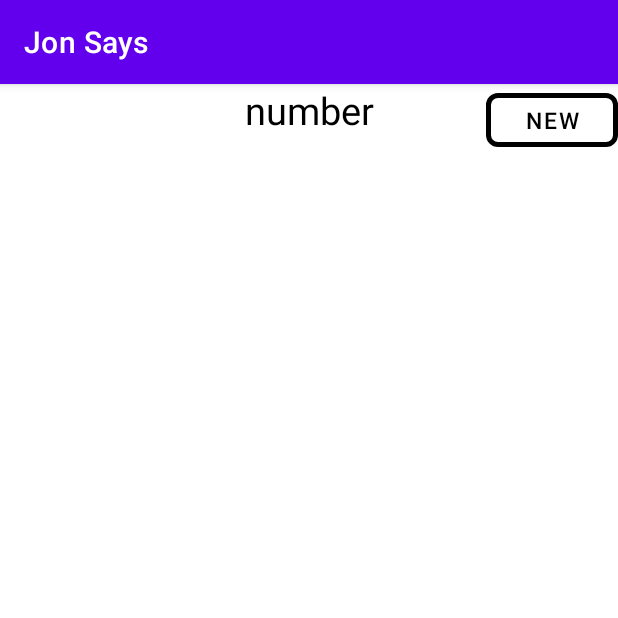
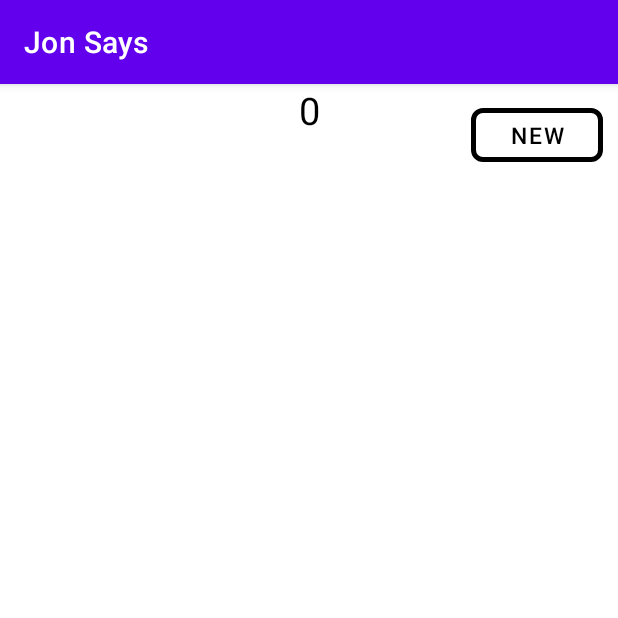
Before and after one commit to msteinr3/JonSays, an Android app: the screen it shows after launch (MainActivity), after a tap on "START", on a phone screen of 412 x 824 dp, the top half of it. Run offline under Robolectric (Android 15) with nearby library versions, the phone set to English and light mode, and no system bars; our stand-ins replace Dagger/Hilt's generated code, Room's generated code.

Commit message:
big changes

```diff
--- a/app/build.gradle
+++ b/app/build.gradle
@@ -2,6 +2,7 @@ plugins {
     id 'com.android.application'
     id 'org.jetbrains.kotlin.android'
     id 'kotlin-kapt'
+    id 'dagger.hilt.android.plugin'
 }
 
 android {
@@ -77,7 +78,7 @@ dependencies {
 
     //Hilt
     implementation 'com.google.dagger:hilt-android:2.43.2'
-    implementation "androidx.hilt:hilt-lifecycle-viewmodel:1.0.0-alpha03"
+    //implementation "androidx.hilt:hilt-lifecycle-viewmodel:1.0.0-alpha03"
     kapt 'com.google.dagger:hilt-android-compiler:2.43.2'
     kapt "androidx.hilt:hilt-compiler:1.0.0"
 
--- a/app/src/main/AndroidManifest.xml
+++ b/app/src/main/AndroidManifest.xml
@@ -14,13 +14,15 @@
 
     <application
         android:allowBackup="true"
-        android:dataExtractionRules="@xml/data_extraction_rules"
-        android:fullBackupContent="@xml/backup_rules"
+        android:name=".other.MyApplication"
         android:icon="@mipmap/ic_launcher"
         android:label="@string/app_name"
         android:roundIcon="@mipmap/ic_launcher_round"
         android:supportsRtl="true"
         android:theme="@style/Theme.JonSays"
+
+        android:dataExtractionRules="@xml/data_extraction_rules"
+        android:fullBackupContent="@xml/backup_rules"
         tools:targetApi="32">
         <activity
             android:name=".MainActivity"
--- a/app/src/main/java/com/example/jonsays/MainActivity.kt
+++ b/app/src/main/java/com/example/jonsays/MainActivity.kt
@@ -4,15 +4,17 @@ import android.net.Uri
 import androidx.appcompat.app.AppCompatActivity
 import android.os.Bundle
 import com.example.jonsays.databinding.ActivityMainBinding
+import dagger.hilt.android.AndroidEntryPoint
 
+@AndroidEntryPoint
 class MainActivity : AppCompatActivity() {
 
     private lateinit var binding: ActivityMainBinding
 
     override fun onCreate(savedInstanceState: Bundle?) {
-            super.onCreate(savedInstanceState)
-            binding = ActivityMainBinding.inflate(layoutInflater)
-            setContentView(binding.root)
+        super.onCreate(savedInstanceState)
+        binding = ActivityMainBinding.inflate(layoutInflater)
+        setContentView(binding.root)
 
     }
 
@@ -37,6 +39,7 @@ class MainActivity : AppCompatActivity() {
     companion object {
         var id = 1
     }
+}
 
 
 /*
@@ -133,4 +136,3 @@ class MainActivity : AppCompatActivity() {
     }
 
      */
-}
--- /dev/null
+++ b/app/src/main/java/com/example/jonsays/other/AppModule.kt
@@ -0,0 +1,26 @@
+package com.example.jonsays.other
+
+import android.content.Context
+
+import dagger.Module
+import dagger.Provides
+import dagger.hilt.InstallIn
+import dagger.hilt.android.qualifiers.ApplicationContext
+import dagger.hilt.components.SingletonComponent
+
+import javax.inject.Singleton
+
+@Module
+@InstallIn(SingletonComponent::class)
+class AppModule {
+
+    @Provides
+    @Singleton
+    fun provideLocalDataBase(@ApplicationContext appContext: Context): PageDatabase =
+        PageDatabase.getDatabase(appContext)
+
+    @Provides
+    @Singleton
+    fun providePageDao(database: PageDatabase) = database.PageDao()
+
+}
--- /dev/null
+++ b/app/src/main/java/com/example/jonsays/other/MyApplication.kt
@@ -0,0 +1,8 @@
+package com.example.jonsays.other
+
+import android.app.Application
+import dagger.hilt.android.HiltAndroidApp
+
+@HiltAndroidApp
+class MyApplication : Application() {
+}
--- a/app/src/main/java/com/example/jonsays/ui/AllPages.kt
+++ b/app/src/main/java/com/example/jonsays/ui/AllPages.kt
@@ -42,7 +42,7 @@ class AllPages : Fragment(), PageAdapter.PageItemListener {
         super.onViewCreated(view, savedInstanceState)
 
         binding.newPage.setOnClickListener {
-            findNavController().navigate(R.id.action_allPages_to_editor, bundleOf("id" to 0))
+            findNavController().navigate(R.id.action_allPages_to_editor)
         }
 
         adapter = PageAdapter(this)
@@ -52,6 +52,7 @@ class AllPages : Fragment(), PageAdapter.PageItemListener {
 
         allViewModel.pages?.observe(viewLifecycleOwner) {
             adapter.setPages(it)
+            binding.number.text = adapter.itemCount.toString()
         }
     }
 
--- a/app/src/main/java/com/example/jonsays/ui/Jon.kt
+++ b/app/src/main/java/com/example/jonsays/ui/Jon.kt
@@ -24,7 +24,7 @@ class Jon : Fragment() {
 
     private var _binding: JonBinding? = null
     private val binding get() = _binding!!
-    private val id = arguments?.getInt("id")
+    private var id : Int? = null
     private val viewModel : PageViewModel by viewModels()
     private var sound: Uri = Uri.parse("android.resource://" + "com.example.jonsays" + "/raw/record_new")
     private var sounds = mutableListOf<Uri>(sound, sound, sound, sound, sound, sound, sound, sound, sound, sound)
@@ -36,6 +36,8 @@ class Jon : Fragment() {
         savedInstanceState: Bundle?
     ): View? {
         _binding = JonBinding.inflate(inflater, container, false);
+
+        id = arguments?.getInt("id")!!
 
         viewModel.page.observe(viewLifecycleOwner) {
             update(it)
@@ -116,7 +118,7 @@ class Jon : Fragment() {
         }
 
         binding.editBtn.setOnClickListener {
-            findNavController().navigate(R.id.action_jon_to_editor, bundleOf("id" to arguments?.getInt("id")))
+            findNavController().navigate(R.id.action_jon_to_editor, bundleOf("id" to id))
         }
 
         binding.home.setOnClickListener {
--- a/app/src/main/res/layout/all_pages.xml
+++ b/app/src/main/res/layout/all_pages.xml
@@ -11,6 +11,7 @@
         android:id="@+id/new_page"
         android:layout_width="wrap_content"
         android:layout_height="wrap_content"
+        android:layout_margin="10dp"
         android:text="new"
         android:textColor="@color/black"
         android:textSize="15sp"
--- a/app/src/main/res/layout/jon.xml
+++ b/app/src/main/res/layout/jon.xml
@@ -32,7 +32,7 @@
     <com.google.android.material.button.MaterialButton
         style="?attr/materialButtonOutlinedStyle"
         android:id="@+id/title"
-        android:layout_width="wrap_content"
+        android:layout_width="250dp"
         android:layout_height="wrap_content"
         android:layout_margin="20dp"
         android:text="title"
```
Also changed, not shown: app/src/main/java/com/example/jonsays/ui/Editor.kt (+14 -10 lines), build.gradle (+14 -0 lines).
